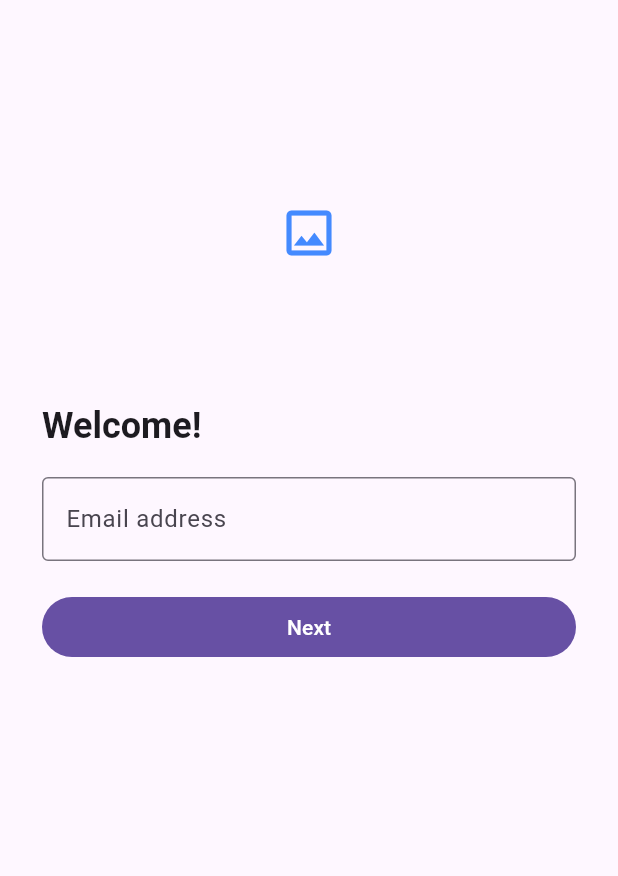
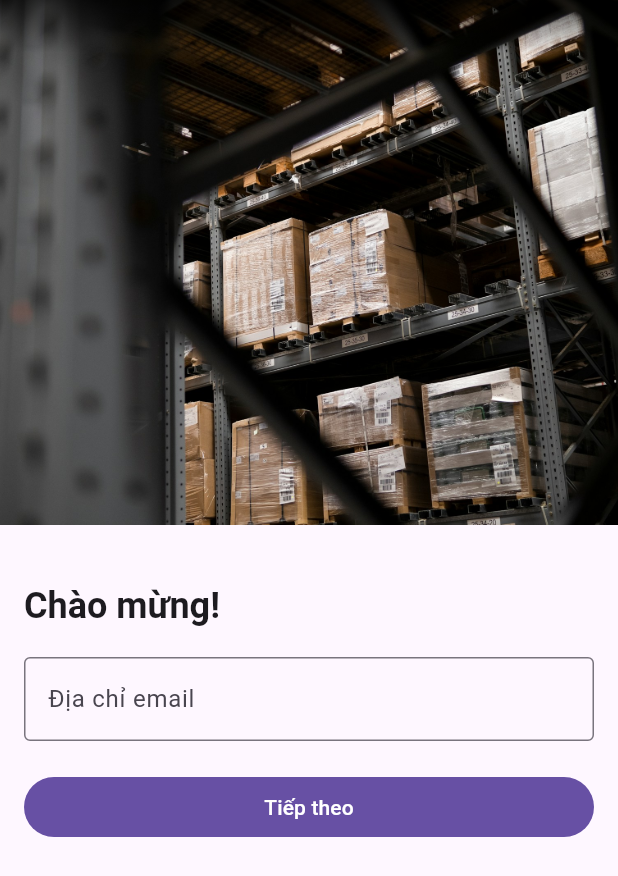
Before and after one commit to SaboruHP3101/asset-manager, a Flutter app: the screen it shows after launch, on a phone screen of 412 x 824 dp. Shown: the top 876 px of the screen. Run offline on Flutter 3.47's test engine with Material 3 defaults, Android fonts, the phone set to English and light mode, and no system bars; our stand-ins replace dio, flutter_secure_storage, image_picker, video_player; missing offline and left inert: mobile_scanner.

Commit message:
restyle login screen with top image

```diff
--- a/mobile/lib/features/login/login_screen.dart
+++ b/mobile/lib/features/login/login_screen.dart
@@ -1,5 +1,6 @@
 import 'package:dio/dio.dart';
 import 'package:flutter/material.dart';
+import 'package:flutter/services.dart';
 
 import '../../core/layouts/main_layout.dart';
 import '../../core/network/api_client.dart';
@@ -40,7 +41,7 @@ class _LoginScreenState extends State<LoginScreen> {
   // Hàm kiểm tra xem giá trị nhập vào có phải là email hay không
   String? _validateEmail(String? value) {
     final email = value?.trim() ?? '';
-    if (email.isEmpty) return 'Email is required';
+    if (email.isEmpty) return 'Địa chỉ email bắt buộc';
     if (!RegExp(r'^[^\s@]+@[^\s@]+\.[^\s@]+$').hasMatch(email)) {
       return 'Vui lòng nhập email';
     }
@@ -70,7 +71,9 @@ class _LoginScreenState extends State<LoginScreen> {
             _activationToken = response.data?['activationToken'] as String?;
           });
         } else {
-          setState(() => _emailError = 'No account found for this email');
+          setState(
+            () => _emailError = 'Không tìm thấy tài khoản với email này',
+          );
         }
       } else if (_firstTimeLogin) {
         final response = await _dio.post<Map<String, dynamic>>(
@@ -83,7 +86,7 @@ class _LoginScreenState extends State<LoginScreen> {
         if (!mounted) return;
         final token = response.data?['access_token'] as String?;
         if (token == null) {
-          setState(() => _passwordError = 'Unable to set password');
+          setState(() => _passwordError = 'Không thể đặt mật khẩu');
           return;
         }
         await _completeLogin(token);
@@ -98,7 +101,7 @@ class _LoginScreenState extends State<LoginScreen> {
         if (!mounted) return;
         final token = response.data?['accessToken'] as String?;
         if (token == null) {
-          setState(() => _passwordError = 'Unable to log in');
+          setState(() => _passwordError = 'Không thể đăng nhập');
           return;
         }
         await _completeLogin(token);
@@ -112,11 +115,11 @@ class _LoginScreenState extends State<LoginScreen> {
         if (_emailVerified) {
           _passwordError = message is String
               ? message
-              : 'Network error. Try again.';
+              : 'Lỗi mạng. Vui lòng thử lại.';
         } else {
           _emailError = error.response?.statusCode == 404
-              ? 'No account found for this email'
-              : 'Network error. Try again.';
+              ? 'Không tìm thấy tài khoản với email này'
+              : 'Lỗi mạng. Vui lòng thử lại.';
         }
       });
     } finally {
@@ -134,29 +137,60 @@ class _LoginScreenState extends State<LoginScreen> {
 
   @override
   Widget build(BuildContext context) {
-    return Scaffold(
+    return AnnotatedRegion<SystemUiOverlayStyle>(
+      value: SystemUiOverlayStyle.light.copyWith(
+        statusBarColor: Colors.transparent,
+        systemStatusBarContrastEnforced: false,
+      ),
+      child: Scaffold(
         body: SafeArea(
+          top: false,
           child: SingleChildScrollView(
-          padding: const EdgeInsets.symmetric(horizontal: 28),
             child: Form(
               key: _formKey,
               child: Column(
                 crossAxisAlignment: CrossAxisAlignment.stretch,
                 children: [
-                const SizedBox(height: 80),
-                const SizedBox(
-                  height: 150,
-                  child: Center(
-                    child: Icon(
-                      Icons.image_outlined,
-                      size: 40,
-                      color: Colors.blueAccent,
+                  SizedBox(
+                    height: 350,
+                    width: double.infinity,
+                    child: Stack(
+                      fit: StackFit.expand,
+                      children: [
+                        Image.asset(
+                          'assets/images/warehouse.jpg',
+                          fit: BoxFit.cover,
+                        ),
+                        const Align(
+                          alignment: Alignment.topCenter,
+                          child: SizedBox(
+                            height: 35,
+                            width: double.infinity,
+                            child: DecoratedBox(
+                              decoration: BoxDecoration(
+                                gradient: LinearGradient(
+                                  begin: Alignment.topCenter,
+                                  end: Alignment.bottomCenter,
+                                  colors: [
+                                    Color.fromRGBO(0, 0, 0, 0.65),
+                                    Colors.transparent,
+                                  ],
                                 ),
                               ),
                             ),
+                          ),
+                        ),
+                      ],
+                    ),
+                  ),
                   const SizedBox(height: 38),
+                  Padding(
+                    padding: const EdgeInsets.symmetric(horizontal: 16),
+                    child: Column(
+                      crossAxisAlignment: CrossAxisAlignment.stretch,
+                      children: [
                         Text(
-                  'Welcome!',
+                          'Chào mừng!',
                           style: Theme.of(context).textTheme.headlineSmall
                               ?.copyWith(fontWeight: FontWeight.bold),
                         ),
@@ -169,7 +203,7 @@ class _LoginScreenState extends State<LoginScreen> {
                               : TextInputAction.done,
                           enabled: !_loading,
                           decoration: const InputDecoration(
-                    labelText: 'Email address',
+                            labelText: 'Địa chỉ email',
                             border: OutlineInputBorder(),
                           ),
                           validator: _validateEmail,
@@ -183,7 +217,9 @@ class _LoginScreenState extends State<LoginScreen> {
                                 _confirmPasswordController.clear();
                               });
                             }
-                    if (_emailError != null) setState(() => _emailError = null);
+                            if (_emailError != null) {
+                              setState(() => _emailError = null);
+                            }
                           },
                           onFieldSubmitted: (_) {
                             if (!_emailVerified) _submit();
@@ -197,11 +233,12 @@ class _LoginScreenState extends State<LoginScreen> {
                             textInputAction: TextInputAction.done,
                             enabled: !_loading,
                             decoration: InputDecoration(
-                      labelText: 'Password',
+                              labelText: 'Mật khẩu',
                               border: const OutlineInputBorder(),
                               suffixIcon: IconButton(
-                        onPressed: () =>
-                            setState(() => _hidePassword = !_hidePassword),
+                                onPressed: () => setState(
+                                  () => _hidePassword = !_hidePassword,
+                                ),
                                 icon: Icon(
                                   _hidePassword
                                       ? Icons.visibility_off
@@ -211,10 +248,10 @@ class _LoginScreenState extends State<LoginScreen> {
                             ),
                             validator: (value) {
                               if (value == null || value.isEmpty) {
-                        return 'Password is required';
+                                return 'Mật khẩu bắt buộc';
                               }
                               if (_firstTimeLogin && value.length < 6) {
-                        return 'Password must be at least 6 characters';
+                                return 'Mật khẩu phải ít nhất 6 ký tự';
                               }
                               return _passwordError;
                             },
@@ -239,7 +276,8 @@ class _LoginScreenState extends State<LoginScreen> {
                                 border: const OutlineInputBorder(),
                                 suffixIcon: IconButton(
                                   onPressed: () => setState(
-                            () => _hideConfirmPassword = !_hideConfirmPassword,
+                                    () => _hideConfirmPassword =
+                                        !_hideConfirmPassword,
                                   ),
                                   icon: Icon(
                                     _hideConfirmPassword
@@ -250,10 +288,10 @@ class _LoginScreenState extends State<LoginScreen> {
                               ),
                               validator: (value) {
                                 if (value == null || value.isEmpty) {
-                          return 'Please retype your password';
+                                  return 'Vui lòng nhập lại mật khẩu';
                                 }
                                 if (value != _passwordController.text) {
-                          return 'Passwords do not match';
+                                  return 'Mẩu khẩu không trùng nhau';
                                 }
                                 return null;
                               },
@@ -268,14 +306,19 @@ class _LoginScreenState extends State<LoginScreen> {
                               ? const SizedBox(
                                   width: 20,
                                   height: 20,
-                          child: CircularProgressIndicator(strokeWidth: 2),
+                                  child: CircularProgressIndicator(
+                                    strokeWidth: 2,
+                                  ),
                                 )
                               : Text(
                                   !_emailVerified
-                              ? 'Next'
+                                      ? 'Tiếp theo'
                                       : _firstTimeLogin
-                              ? 'Create password'
-                              : 'Login',
+                                      ? 'Tạo mật khẩu lần đầu'
+                                      : 'Đăng nhập',
+                                ),
+                        ),
+                      ],
                     ),
                   ),
                 ],
@@ -283,6 +326,7 @@ class _LoginScreenState extends State<LoginScreen> {
             ),
           ),
         ),
+      ),
     );
   }
 }
--- a/mobile/pubspec.yaml
+++ b/mobile/pubspec.yaml
@@ -1,6 +1,6 @@
 name: mobile
 description: "A new Flutter project."
-publish_to: 'none'
+publish_to: "none"
 version: 0.1.0+1
 
 environment:
@@ -22,3 +22,5 @@ dev_dependencies:
 
 flutter:
   uses-material-design: true
+  assets:
+    - assets/images/
```
Also changed, not shown: mobile/assets/images/warehouse.jpg (added). Lines whose indentation alone changed are shown as unchanged.
